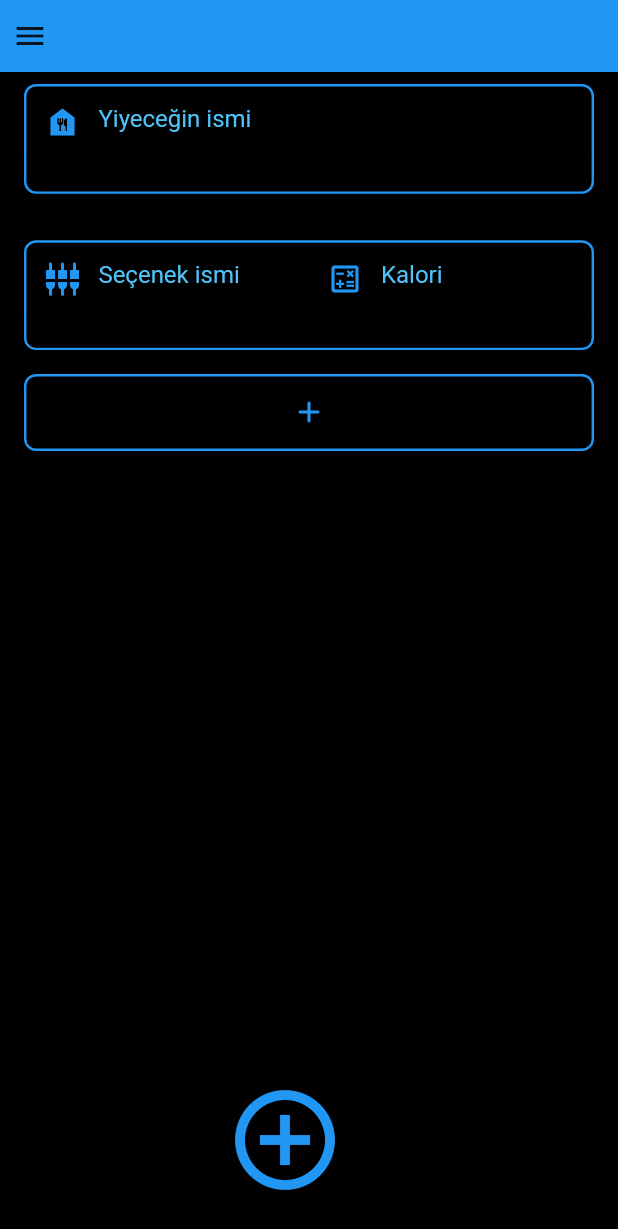
After one commit to Soomali/Diyet_app, a Flutter app: the EdibleAdd screen opened directly, on a phone screen of 412 x 824 dp. The commit adds this screen. Shown: the top 1229 px of the screen. Run offline on Flutter 3.47's test engine with Material 2 defaults, Android fonts, the phone set to English and light mode, and no system bars; our stand-ins replace infinite_scroll_pagination, shared_preferences, sqflite; accounts and stored records are empty; statements that could not run were skipped.

Commit message:
created menucountwidget and uhm yeah another page lol

```diff
--- a/lib/CustomDrawer.dart
+++ b/lib/CustomDrawer.dart
@@ -1,4 +1,5 @@
 import 'package:diyet_app/CalorieINeed.dart';
+import 'package:diyet_app/EdibleAdd.dart';
 import 'package:diyet_app/MenuDisplayItem.dart';
 import 'EdibleDisplayItem.dart';
 import 'package:flutter/material.dart';
@@ -59,6 +60,13 @@ class CustomDrawer extends StatelessWidget {
                 onTap: () => toPage(CalorieNeedCalculatePage(), context),
                 text: 'Günlük Kalori İhtiyacı Hesapla',
                 icon: Icons.calculate_outlined),
+          ),
+          DrawerItem(
+            child: CustomListTile(
+              onTap: () => toPage(EdibleAdd(), context),
+              text: 'Yiyecek Ekle',
+              icon: Icons.how_to_vote_outlined,
+            ),
           )
         ],
       ),
--- /dev/null
+++ b/lib/EdibleAdd.dart
@@ -0,0 +1,263 @@
+import 'dart:ui';
+
+import 'package:diyet_app/CustomDrawer.dart';
+import 'package:diyet_app/Searchbar.dart';
+import 'package:flutter/material.dart';
+import 'entities.dart';
+
+const TextStyle _inputStyle = TextStyle(color: Colors.blue, fontSize: 16);
+
+class EdibleAdd extends StatelessWidget {
+  const EdibleAdd({Key? key}) : super(key: key);
+
+  @override
+  Widget build(BuildContext context) {
+    return SafeArea(
+        child: EdibleWidget(
+      edible: Edible.empty,
+      child: Scaffold(
+        body: Column(children: [
+          AppBarWithNoSearch(),
+          Expanded(child: EdiblePorpertyHolderWidget())
+        ]),
+        drawer: CustomDrawer(),
+        floatingActionButton: AddEdibleButton(),
+      ),
+    ));
+  }
+}
+
+class OptionAddWidget extends StatelessWidget {
+  final void Function() onPressed;
+  const OptionAddWidget({Key? key, required this.onPressed}) : super(key: key);
+
+  @override
+  Widget build(BuildContext context) {
+    return Container(
+      width: MediaQuery.of(context).size.width * 0.9,
+      margin: EdgeInsets.symmetric(vertical: 8, horizontal: 16),
+      decoration: BoxDecoration(
+          color: Colors.black,
+          border: Border.all(color: Colors.blue, width: 1.6),
+          borderRadius: BorderRadius.circular(8)),
+      child: IconButton(
+        splashColor: Colors.transparent,
+        onPressed: onPressed,
+        icon: Icon(Icons.add_rounded, color: Colors.blue),
+      ),
+    );
+  }
+}
+
+class EdiblePorpertyHolderWidget extends StatefulWidget {
+  const EdiblePorpertyHolderWidget({Key? key}) : super(key: key);
+
+  @override
+  _EdiblePorpertyHolderWidgetState createState() =>
+      _EdiblePorpertyHolderWidgetState();
+}
+
+class _EdiblePorpertyHolderWidgetState
+    extends State<EdiblePorpertyHolderWidget> {
+  final int maxOptionCount = 6;
+  final List<List<TextEditingController>> optionTextEditingControllers = [
+    [TextEditingController(), TextEditingController()]
+  ];
+  final List<Widget> widgets = [];
+  final TextEditingController nameController = TextEditingController();
+  Widget _createOptionWidget() {
+    var opt = Padding(
+        padding: EdgeInsets.only(top: 15),
+        child: OptionGetter(
+          nameController: optionTextEditingControllers.last.first,
+          calorieController: optionTextEditingControllers.last.last,
+          onDelete:
+              optionTextEditingControllers.length != 1 ? removeOption : null,
+          index: widgets.length,
+        ));
+    optionTextEditingControllers
+        .add([TextEditingController(), TextEditingController()]);
+    return opt;
+  }
+
+  void removeOption(int index) {
+    optionTextEditingControllers.length == maxOptionCount
+        ? optionTextEditingControllers.removeAt(index - 1)
+        : optionTextEditingControllers.removeAt(index - 2);
+    setState(() {
+      widgets.removeAt(index);
+    });
+  }
+
+  void addOption() {
+    if (optionTextEditingControllers.length < maxOptionCount) {
+      setState(() {
+        widgets.add(_createOptionWidget());
+      });
+    }
+  }
+
+  @override
+  void initState() {
+    super.initState();
+    widgets.add(
+      EdibleNameGetter(controller: nameController),
+    );
+    widgets.add(_createOptionWidget());
+  }
+
+  @override
+  Widget build(BuildContext context) {
+    return ListView(
+      children: optionTextEditingControllers.length < maxOptionCount
+          ? widgets +
+              <Widget>[
+                OptionAddWidget(
+                  onPressed: addOption,
+                )
+              ]
+          : widgets,
+    );
+  }
+}
+
+class AddEdibleButton extends StatelessWidget {
+  const AddEdibleButton({
+    Key? key,
+  }) : super(key: key);
+
+  @override
+  Widget build(BuildContext context) {
+    return Align(
+      alignment: Alignment.bottomCenter,
+      child: IconButton(
+          iconSize: 80,
+          onPressed: () {
+            print(EdibleWidget.of(context).edible);
+          },
+          icon: Icon(
+            Icons.add_circle_outline_outlined,
+            color: Colors.blue,
+            size: 80,
+          )),
+    );
+  }
+}
+
+class EdibleWidget extends InheritedWidget {
+  final Edible edible;
+  const EdibleWidget({required Widget child, required this.edible})
+      : super(child: child);
+  static EdibleWidget of(BuildContext context) =>
+      context.dependOnInheritedWidgetOfExactType(aspect: EdibleWidget)!;
+  @override
+  bool updateShouldNotify(covariant InheritedWidget oldWidget) => true;
+}
+
+class OptionGetter extends StatelessWidget {
+  final TextEditingController nameController;
+  final TextEditingController calorieController;
+  final void Function(int)? onDelete;
+  final int index;
+  const OptionGetter(
+      {Key? key,
+      required this.nameController,
+      required this.calorieController,
+      required this.index,
+      this.onDelete})
+      : super(key: key);
+
+  @override
+  Widget build(BuildContext context) {
+    return Stack(
+      children: [
+        Container(
+          margin: EdgeInsets.symmetric(vertical: 8, horizontal: 16),
+          decoration: BoxDecoration(
+              color: Colors.black,
+              border: Border.all(color: Colors.blue, width: 1.6),
+              borderRadius: BorderRadius.circular(8)),
+          child: Row(
+            mainAxisAlignment: MainAxisAlignment.spaceBetween,
+            crossAxisAlignment: CrossAxisAlignment.start,
+            children: [
+              Expanded(
+                child: TextField(
+                  maxLength: 16,
+                  maxLines: 1,
+                  controller: nameController,
+                  decoration: InputDecoration(
+                      hintText: 'Seçenek ismi',
+                      hintStyle: TextStyle(color: Colors.lightBlue[300]),
+                      prefixIcon: Icon(
+                        Icons.settings_input_component,
+                        color: Colors.blue,
+                      )),
+                  style: _inputStyle,
+                ),
+              ),
+              Expanded(
+                child: TextField(
+                  maxLength: 6,
+                  maxLines: 1,
+                  controller: calorieController,
+                  keyboardType: TextInputType.numberWithOptions(decimal: true),
+                  decoration: InputDecoration(
+                      hintText: 'Kalori',
+                      hintStyle: TextStyle(color: Colors.lightBlue[300]),
+                      prefixIcon: Icon(
+                        Icons.calculate_outlined,
+                        color: Colors.blue,
+                      )),
+                  style: _inputStyle,
+                ),
+              ),
+            ],
+          ),
+        ),
+        if (onDelete != null)
+          Positioned(
+              right: -3,
+              top: -10,
+              child: IconButton(
+                iconSize: 35,
+                icon: Icon(
+                  Icons.remove_circle_rounded,
+                  color: Colors.blue,
+                ),
+                onPressed: () => this.onDelete!(index),
+              )),
+      ],
+    );
+  }
+}
+
+class EdibleNameGetter extends StatelessWidget {
+  final TextEditingController controller;
+  const EdibleNameGetter({Key? key, required this.controller})
+      : super(key: key);
+
+  @override
+  Widget build(BuildContext context) {
+    return Container(
+      margin: EdgeInsets.symmetric(vertical: 8, horizontal: 16),
+      decoration: BoxDecoration(
+          color: Colors.black,
+          border: Border.all(color: Colors.blue, width: 1.6),
+          borderRadius: BorderRadius.circular(8)),
+      child: TextField(
+        controller: controller,
+        maxLength: 32,
+        maxLines: 1,
+        decoration: InputDecoration(
+            hintText: 'Yiyeceğin ismi',
+            hintStyle: TextStyle(color: Colors.lightBlue[300]),
+            prefixIcon: Icon(
+              Icons.food_bank,
+              color: Colors.blue,
+            )),
+        style: _inputStyle,
+      ),
+    );
+  }
+}
--- a/lib/entities.dart
+++ b/lib/entities.dart
@@ -30,6 +30,7 @@ class _MapHolder<T> {
 }
 
 class Edible {
+  static Edible get empty => Edible('', -1, OptionHolder.empty);
   late int id;
   late String name;
   OptionHolder optionHolder;
@@ -54,6 +55,7 @@ class Edible {
 }
 
 class OptionHolder {
+  static OptionHolder get empty => OptionHolder([]);
   late List<Option> options;
   int activeOption = 0;
   OptionHolder(
```
